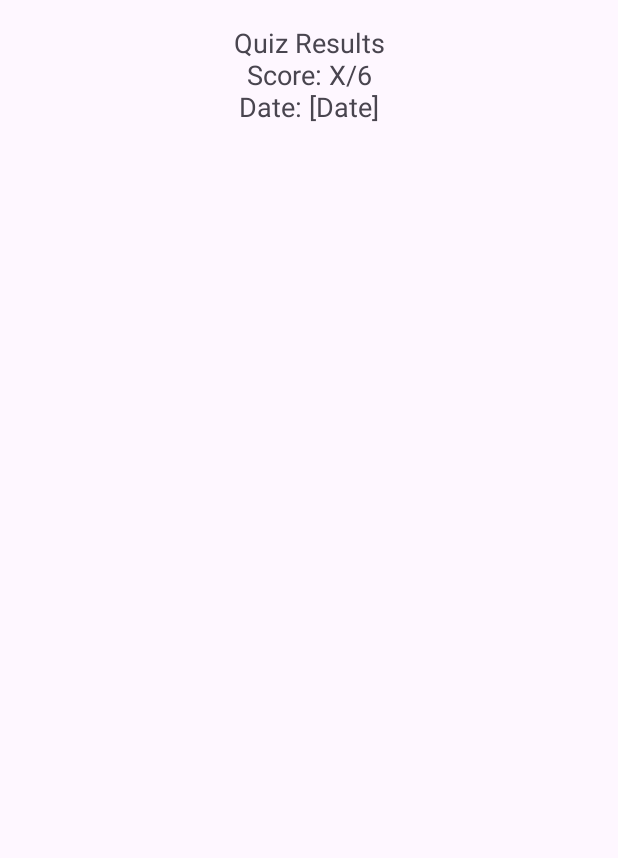
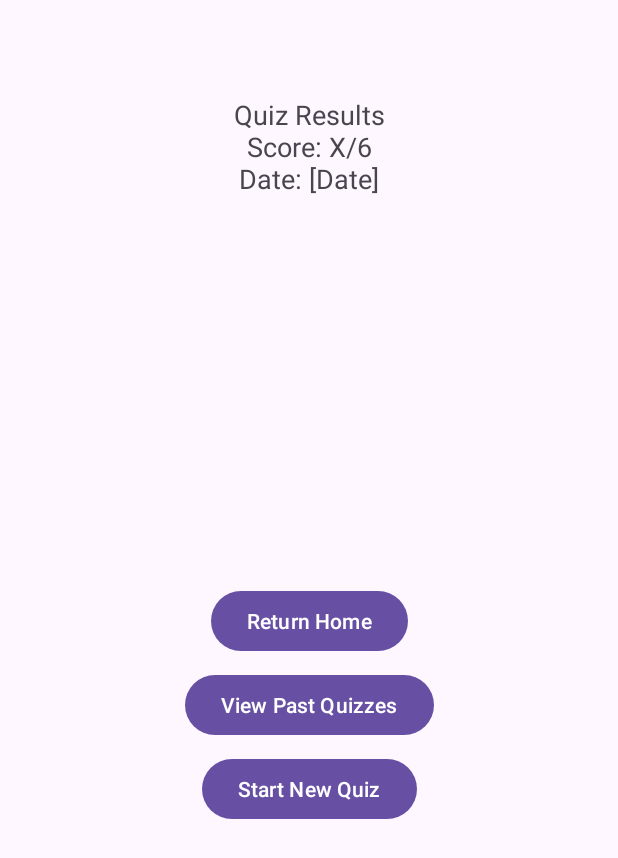
Before and after one commit to adurr21/CountryQuiz, an Android app: the layout fragment_quiz_results.xml on its own in the app's theme, with its tools: preview values and no code run, on a phone screen of 412 x 824 dp. Shown: the top 858 px of the screen. Run offline under Robolectric (Android 15) with nearby library versions, the phone set to English and light mode, and no system bars.

Commit message:
Added functionality to quiz results page.

```diff
--- a/app/src/main/java/edu/uga/countryquiz/fragments/SplashScreen.java
+++ b/app/src/main/java/edu/uga/countryquiz/fragments/SplashScreen.java
@@ -100,7 +100,6 @@ public class SplashScreen extends Fragment {
         @Override
         public void onClick(View v) {
             ((MainActivity) getActivity()).startQuiz();
-            // MainActivity.dbHelper.getQuizQuestion();
         }
     }
 }
--- a/app/src/main/res/layout/fragment_quiz_question.xml
+++ b/app/src/main/res/layout/fragment_quiz_question.xml
@@ -55,8 +55,8 @@
         android:layout_height="wrap_content"
         android:text="Submit"
         android:visibility="gone"
-    app:layout_constraintBottom_toBottomOf="parent"
-    app:layout_constraintStart_toStartOf="parent"
-    app:layout_constraintEnd_toEndOf="parent" />
+        app:layout_constraintBottom_toBottomOf="parent"
+        app:layout_constraintStart_toStartOf="parent"
+        app:layout_constraintEnd_toEndOf="parent" />
 
 </androidx.constraintlayout.widget.ConstraintLayout>
--- a/app/src/main/res/layout/fragment_quiz_results.xml
+++ b/app/src/main/res/layout/fragment_quiz_results.xml
@@ -1,5 +1,6 @@
 <?xml version="1.0" encoding="utf-8"?>
-<FrameLayout xmlns:android="http://schemas.android.com/apk/res/android"
+<androidx.constraintlayout.widget.ConstraintLayout xmlns:android="http://schemas.android.com/apk/res/android"
+    xmlns:app="http://schemas.android.com/apk/res-auto"
     android:layout_width="match_parent"
     android:layout_height="match_parent"
     android:padding="16dp">
@@ -10,6 +11,43 @@
         android:layout_height="wrap_content"
         android:textSize="18sp"
         android:gravity="center"
-        android:text="Quiz Results\nScore: X/6\nDate: [Date]" />
+        android:text="Quiz Results\nScore: X/6\nDate: [Date]"
+        android:layout_marginTop="48dp"
+        app:layout_constraintTop_toTopOf="parent"
+        app:layout_constraintStart_toStartOf="parent"
+        app:layout_constraintEnd_toEndOf="parent" />
 
-</FrameLayout>
+    <Button
+        android:id="@+id/homeButton"
+        android:layout_width="wrap_content"
+        android:layout_height="wrap_content"
+        android:text="Return Home"
+        android:layout_marginBottom="8dp"
+        app:layout_constraintTop_toBottomOf="@id/resultsText"
+        app:layout_constraintBottom_toTopOf="@id/pastQuizzesButton"
+        app:layout_constraintStart_toStartOf="parent"
+        app:layout_constraintEnd_toEndOf="parent"
+        app:layout_constraintVertical_chainStyle="packed" />
+
+    <Button
+        android:id="@+id/pastQuizzesButton"
+        android:layout_width="wrap_content"
+        android:layout_height="wrap_content"
+        android:text="View Past Quizzes"
+        android:layout_marginBottom="8dp"
+        app:layout_constraintTop_toBottomOf="@id/homeButton"
+        app:layout_constraintBottom_toTopOf="@id/startNewQuizButton"
+        app:layout_constraintStart_toStartOf="parent"
+        app:layout_constraintEnd_toEndOf="parent" />
+
+    <Button
+        android:id="@+id/startNewQuizButton"
+        android:layout_width="wrap_content"
+        android:layout_height="wrap_content"
+        android:text="Start New Quiz"
+        app:layout_constraintTop_toBottomOf="@id/pastQuizzesButton"
+        app:layout_constraintBottom_toBottomOf="parent"
+        app:layout_constraintStart_toStartOf="parent"
+        app:layout_constraintEnd_toEndOf="parent" />
+
+</androidx.constraintlayout.widget.ConstraintLayout>
```
Also changed, not shown: app/src/main/java/edu/uga/countryquiz/fragments/QuizResultsFragment.java (+37 -1 lines).
